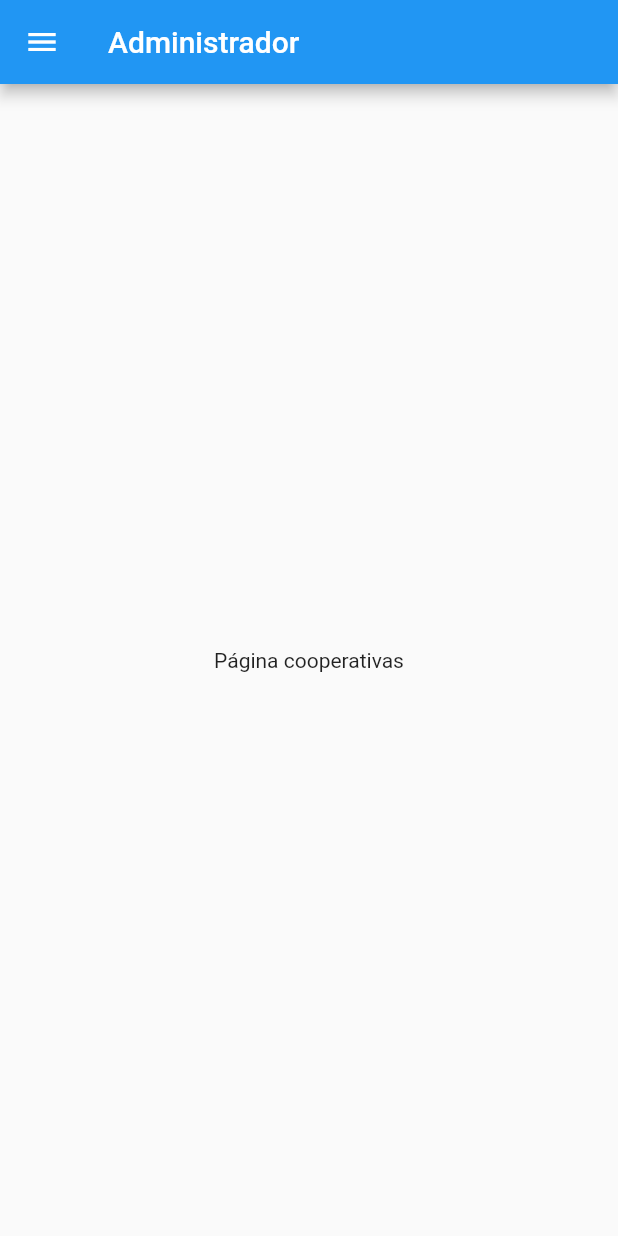
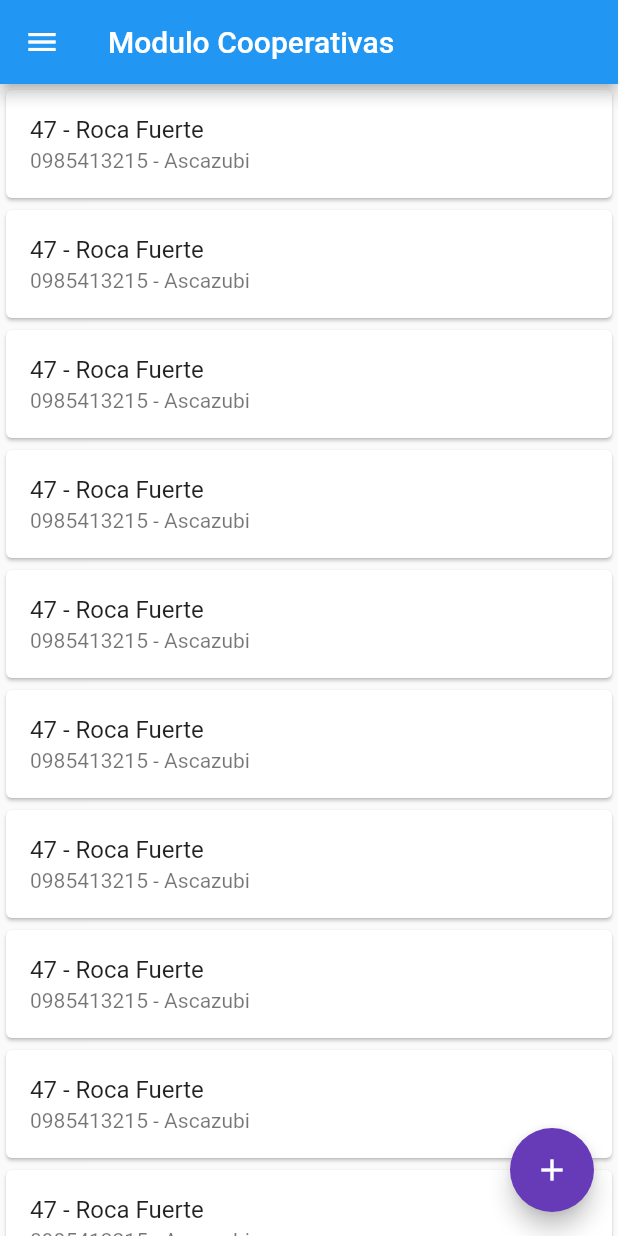
Before and after one commit to EduardinDev/flutter_vistas, a Flutter app: the CooperativasPage screen opened by its route, on a phone screen of 412 x 824 dp. Run offline on Flutter 3.47's test engine with Material 2 defaults, Android fonts, the phone set to English and light mode, and no system bars; our stand-ins replace rxdart, shared_preferences; accounts and stored records are empty.

Commit message:
Se crearon datos de prueba para el modulo Cooperativas

```diff
--- /dev/null
+++ b/lib/src/bloc/bloc_administrador/admin_bloc.dart
@@ -0,0 +1,18 @@
+import 'package:rxdart/rxdart.dart';
+import 'package:viaje_express_flutter/src/utils/info_prueba.dart';
+
+class CooperativasBloc {
+  final _cooperativasController = new BehaviorSubject<List<Map<String,dynamic>>>();
+  final _infoPrueba = new InfoPrueba();
+
+  Stream<List<Map<String,dynamic>>> get cooperativasStream => _cooperativasController.stream;
+
+  void cargarCooperativas() {
+    final cooperativas = _infoPrueba.cargarCooperativas();
+    _cooperativasController.sink.add(cooperativas);
+  }
+
+  dispose() {
+    _cooperativasController.close();
+  }
+}
--- a/lib/src/bloc/provider.dart
+++ b/lib/src/bloc/provider.dart
@@ -1,10 +1,12 @@
 import 'package:flutter/material.dart';
+import 'package:viaje_express_flutter/src/bloc/bloc_administrador/admin_bloc.dart';
 
 import 'login_bloc.dart';
 export 'login_bloc.dart';
 
 class Provider extends InheritedWidget {
   final loginBloc = new LoginBloc();
+  final cooperativasBloc = new CooperativasBloc();
 
   /* static Provider _instancia;
 
@@ -19,9 +21,7 @@ class Provider extends InheritedWidget {
   Provider._internal({Key? key, required Widget child})
       : super(key: key, child: child); */
 
-  Provider({ Key? key, required Widget child })
-    : super(key: key, child: child );
-
+  Provider({Key? key, required Widget child}) : super(key: key, child: child);
 
 // las siguientes dos lineas dicen: ¿al actualizarse debe notificar a sus hijos? respuesta: si
   @override
@@ -29,7 +29,11 @@ class Provider extends InheritedWidget {
 
   static LoginBloc of(BuildContext context) {
     // busca en el arbol de widgets un provider y este lo trate como un provider para extraer de ese provider el loginbloc
-
     return context.dependOnInheritedWidgetOfExactType<Provider>()!.loginBloc;
   }
+
+  static CooperativasBloc coopBloc(BuildContext context) {
+    // busca en el arbol de widgets un provider y este lo trate como un provider para extraer de ese provider el loginbloc
+    return context.dependOnInheritedWidgetOfExactType<Provider>()!.cooperativasBloc;
+  }
 }
--- a/lib/src/pages/pages_administrador/admin_page.dart
+++ b/lib/src/pages/pages_administrador/admin_page.dart
@@ -1,5 +1,5 @@
 import 'package:flutter/material.dart';
-import 'package:viaje_express_flutter/src/widgets/list_rutas_widget.dart';
+import 'package:viaje_express_flutter/src/utils/list_rutas.dart';
 import 'package:viaje_express_flutter/src/widgets/menu_widget.dart';
 
 class AdminPage extends StatelessWidget {
@@ -13,7 +13,7 @@ class AdminPage extends StatelessWidget {
         title: Text('Administrador'),
       ),
       body: Center(
-        child: Text('Admin Page'),
+        child: Text('BIENVENIDO ADMINISTRADOR'),
       ),
 
     );
--- a/lib/src/pages/pages_administrador/cooperativas_page.dart
+++ b/lib/src/pages/pages_administrador/cooperativas_page.dart
@@ -1,20 +1,81 @@
 import 'package:flutter/material.dart';
-import 'package:viaje_express_flutter/src/widgets/list_rutas_widget.dart';
+import 'package:viaje_express_flutter/src/bloc/bloc_administrador/admin_bloc.dart';
+import 'package:viaje_express_flutter/src/bloc/provider.dart';
+import 'package:viaje_express_flutter/src/utils/list_rutas.dart';
 import 'package:viaje_express_flutter/src/widgets/menu_widget.dart';
 
-class CooperativasPage extends StatelessWidget {
+class CooperativasPage extends StatefulWidget {
+  @override
+  _CooperativasPageState createState() => _CooperativasPageState();
+}
+
+class _CooperativasPageState extends State<CooperativasPage> {
   @override
   Widget build(BuildContext context) {
+    final cooperativasBloc = Provider.coopBloc(context);
+    cooperativasBloc.cargarCooperativas();
     return Scaffold(
       appBar: AppBar(
-        title: Text('Administrador'),
+        title: Text('Modulo Cooperativas'),
       ),
-      drawer: MenuWidget(rutas: rutasAdmin,),
-      body: Container(
-        child: Center(
-          child: Text('Página cooperativas'),
+      drawer: MenuWidget(
+        rutas: rutasAdmin,
+      ),
+      body: _crearListado(cooperativasBloc),
+      floatingActionButton: _crearBoton(context),
+    );
+  }
+
+  Widget _crearListado(CooperativasBloc cooperativasBloc) {
+    return StreamBuilder(
+      stream: cooperativasBloc.cooperativasStream,
+      builder: (BuildContext context,
+          AsyncSnapshot<List<Map<String, dynamic>>> snapshot) {
+        if (snapshot.hasData) {
+          final cooperativas = snapshot.data;
+          return ListView.builder(
+              itemCount: cooperativas?.length,
+              itemBuilder: (context, i) =>
+                  _crearItem(context, cooperativasBloc, cooperativas![i]));
+        } else {
+          return Center(child: CircularProgressIndicator());
+        }
+      },
+    );
+  }
+
+  Widget _crearItem(BuildContext context, CooperativasBloc cooperativasBloc,
+      Map<String, dynamic> data) {
+    return Dismissible(
+        key: UniqueKey(),
+        background: Container(
+          color: Colors.red,
         ),
-      ),
+        onDismissed: (direccion) async {
+          setState(() {});
+        },
+        child: Card(
+          child: Column(
+            children: <Widget>[
+              ListTile(
+                title: Text('${data['id']} - ${data['nombre']}'),
+                subtitle: Text('${data['telefono']} - ${data['direccion']}'),
+                onTap: () => Navigator.pushReplacementNamed(
+                  context,
+                  'admin', /* arguments: data */
+                ).then((value) => setState(() {})),
+              )
+            ],
+          ),
+        ));
+  }
+
+  _crearBoton(BuildContext context) {
+    return FloatingActionButton(
+      child: Icon(Icons.add),
+      onPressed: () => Navigator.pushNamed(context, 'producto')
+          .then((value) => setState(() {})),
+      backgroundColor: Colors.deepPurple,
     );
   }
 }
--- /dev/null
+++ b/lib/src/utils/info_prueba.dart
@@ -0,0 +1,17 @@
+class InfoPrueba {
+  Map<String, dynamic> cooperativas = {
+    'id': 47,
+    'nombre': 'Roca Fuerte',
+    'telefono': '0985413215',
+    'direccion': 'Ascazubi',
+    'estado': 'Activo'
+  };
+
+  List<Map<String, dynamic>> cargarCooperativas() {
+    List<Map<String, dynamic>> lista = [];
+    for (var i = 0; i < 10; i++) {
+      lista.add(cooperativas);
+    }
+    return lista;
+  }
+}
```
Also changed, not shown: assets/img_util/jar-loading.gif (added), lib/src/utils/list_rutas.dart (renamed from lib/src/widgets/list_rutas_widget.dart).
